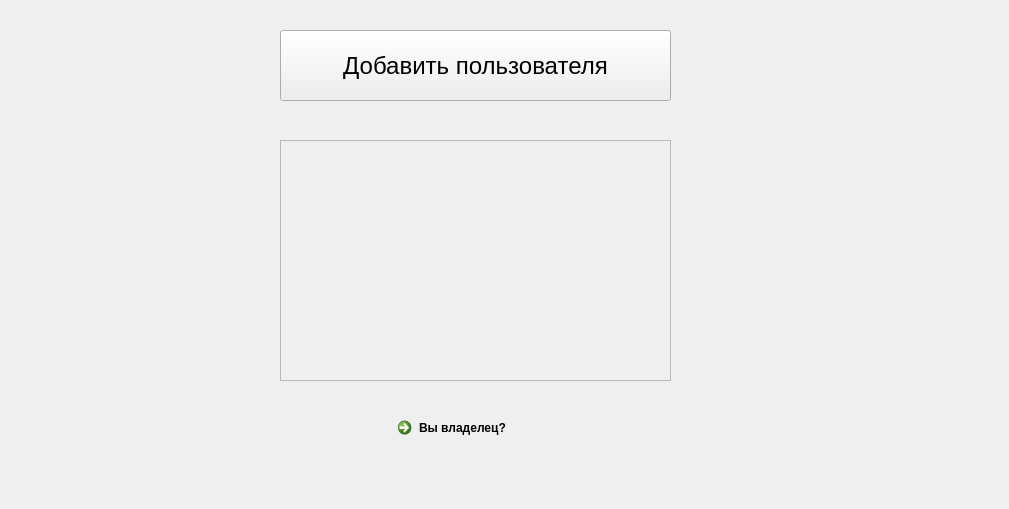
This is UIs/Enter.ui in Cheshuyka/BookFoU as Qt 5 draws it before an edit. The edited form follows.
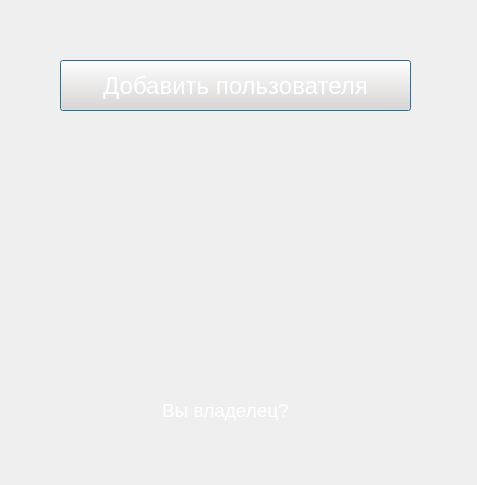
This is the edited form. Icons and pictures are not drawn.

```diff
--- a/UIs/Enter.ui
+++ b/UIs/Enter.ui
@@ -6,24 +6,33 @@
    <rect>
     <x>0</x>
     <y>0</y>
-    <width>1009</width>
-    <height>509</height>
+    <width>477</width>
+    <height>485</height>
    </rect>
   </property>
   <property name="windowTitle">
    <string>Вход</string>
   </property>
+  <property name="styleSheet">
+   <string notr="true"/>
+  </property>
   <widget class="QScrollArea" name="scrollArea">
    <property name="geometry">
     <rect>
-     <x>280</x>
-     <y>140</y>
+     <x>40</x>
+     <y>160</y>
      <width>391</width>
-     <height>241</height>
+     <height>191</height>
     </rect>
    </property>
    <property name="styleSheet">
-    <string notr="true"/>
+    <string notr="true">visible: none</string>
+   </property>
+   <property name="frameShape">
+    <enum>QFrame::NoFrame</enum>
+   </property>
+   <property name="frameShadow">
+    <enum>QFrame::Sunken</enum>
    </property>
    <property name="widgetResizable">
     <bool>true</bool>
@@ -33,35 +42,19 @@
      <rect>
       <x>0</x>
       <y>0</y>
-      <width>389</width>
-      <height>239</height>
+      <width>391</width>
+      <height>191</height>
      </rect>
     </property>
    </widget>
   </widget>
-  <widget class="QCommandLinkButton" name="commandLinkButton">
-   <property name="geometry">
-    <rect>
-     <x>390</x>
-     <y>410</y>
-     <width>161</width>
-     <height>48</height>
-    </rect>
-   </property>
-   <property name="styleSheet">
-    <string notr="true"/>
-   </property>
-   <property name="text">
-    <string>Вы владелец?</string>
-   </property>
-  </widget>
   <widget class="QPushButton" name="AddUser">
    <property name="geometry">
     <rect>
-     <x>280</x>
-     <y>30</y>
-     <width>391</width>
-     <height>71</height>
+     <x>60</x>
+     <y>60</y>
+     <width>351</width>
+     <height>51</height>
     </rect>
    </property>
    <property name="font">
@@ -70,12 +63,72 @@
     </font>
    </property>
    <property name="styleSheet">
-    <string notr="true"/>
+    <string notr="true">QPushButton#AddUser {
+background-color: #ecdbd1;
+color: white;
+}
+QPushButton#AddUser:hover {
+background-color: #cebdb4;
+}
+QPushButton#AddUser:pressed {
+background-color: #cec1d8;
+}</string>
    </property>
    <property name="text">
     <string>Добавить пользователя</string>
    </property>
   </widget>
+  <widget class="QLabel" name="label">
+   <property name="geometry">
+    <rect>
+     <x>10</x>
+     <y>20</y>
+     <width>451</width>
+     <height>451</height>
+    </rect>
+   </property>
+   <property name="styleSheet">
+    <string notr="true">background-image: url(:/image/enter_background.jpg);
+border-radius: 50px;</string>
+   </property>
+   <property name="text">
+    <string/>
+   </property>
+  </widget>
+  <widget class="QPushButton" name="host_btn">
+   <property name="geometry">
+    <rect>
+     <x>130</x>
+     <y>380</y>
+     <width>191</width>
+     <height>61</height>
+    </rect>
+   </property>
+   <property name="font">
+    <font>
+     <pointsize>14</pointsize>
+    </font>
+   </property>
+   <property name="autoFillBackground">
+    <bool>false</bool>
+   </property>
+   <property name="styleSheet">
+    <string notr="true">QPushButton#host_btn {
+color: white;
+border-radius:10px;
+}
+QPushButton#host_btn:hover{
+color: #e5a00b;
+}</string>
+   </property>
+   <property name="text">
+    <string>Вы владелец?</string>
+   </property>
+  </widget>
+  <zorder>label</zorder>
+  <zorder>scrollArea</zorder>
+  <zorder>AddUser</zorder>
+  <zorder>host_btn</zorder>
  </widget>
  <resources/>
  <connections/>
```
Left out of the diff: 7 changed lines with no effect on the pictures.
